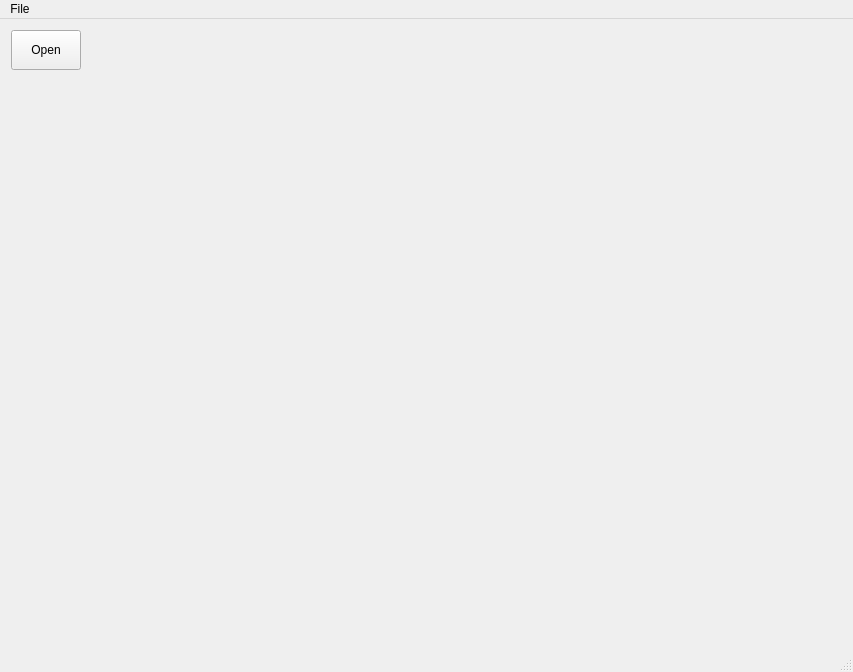
Before: the Qt Designer form example/mainwindow.ui in rem0obb/qHexView-ng, drawn with Qt 5.
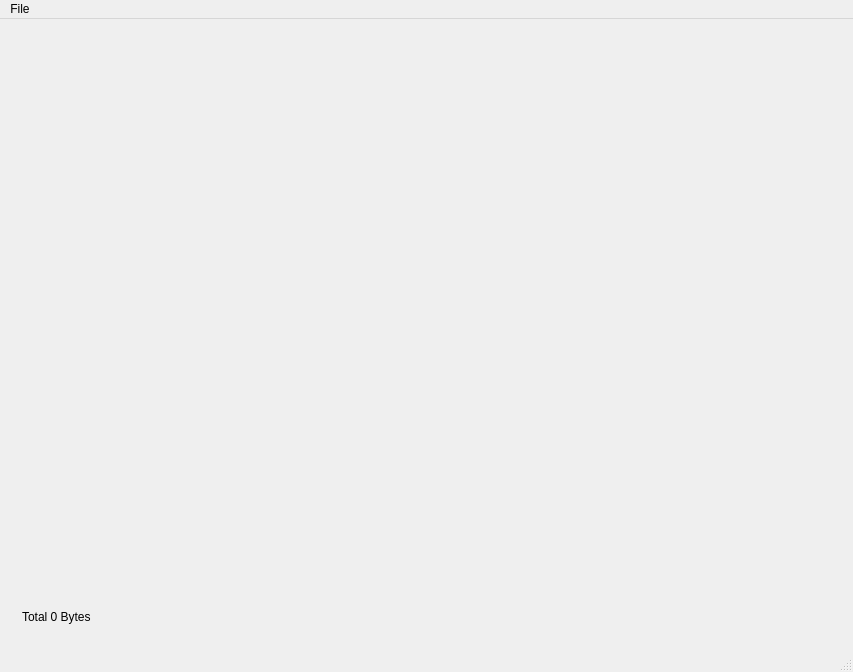
After: the same form once the commit is applied.

Commit message: [ADD]  function for size file, total size file in window

Diff of the .ui file:
```diff
--- a/example/mainwindow.ui
+++ b/example/mainwindow.ui
@@ -30,25 +30,6 @@
   </property>
   <widget class="QWidget" name="centralWidget">
    <layout class="QVBoxLayout" name="verticalLayout">
-    <item alignment="Qt::AlignTop">
-     <widget class="QPushButton" name="pushButton">
-      <property name="minimumSize">
-       <size>
-        <width>70</width>
-        <height>40</height>
-       </size>
-      </property>
-      <property name="maximumSize">
-       <size>
-        <width>40</width>
-        <height>70</height>
-       </size>
-      </property>
-      <property name="text">
-       <string>Open</string>
-      </property>
-     </widget>
-    </item>
     <item>
      <widget class="QWidget" name="widgetHex" native="true">
       <property name="minimumSize">
@@ -69,6 +50,31 @@
       </widget>
      </widget>
     </item>
+    <item>
+     <widget class="QWidget" name="widget" native="true">
+      <property name="maximumSize">
+       <size>
+        <width>200</width>
+        <height>40</height>
+       </size>
+      </property>
+      <layout class="QHBoxLayout" name="horizontalLayout">
+       <item alignment="Qt::AlignLeft|Qt::AlignTop">
+        <widget class="QLabel" name="Totalsize_label">
+         <property name="maximumSize">
+          <size>
+           <width>90</width>
+           <height>40</height>
+          </size>
+         </property>
+         <property name="text">
+          <string>Total 0 Bytes</string>
+         </property>
+        </widget>
+       </item>
+      </layout>
+     </widget>
+    </item>
    </layout>
   </widget>
   <widget class="QStatusBar" name="statusBar"/>
```
Left out of the diff: 2 changed lines with no effect on the pictures. The commit also changes 5 other files.
